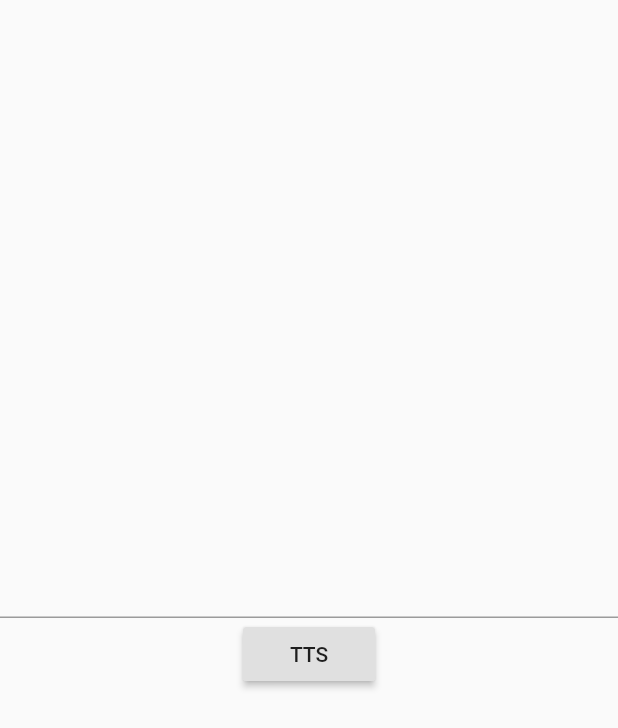
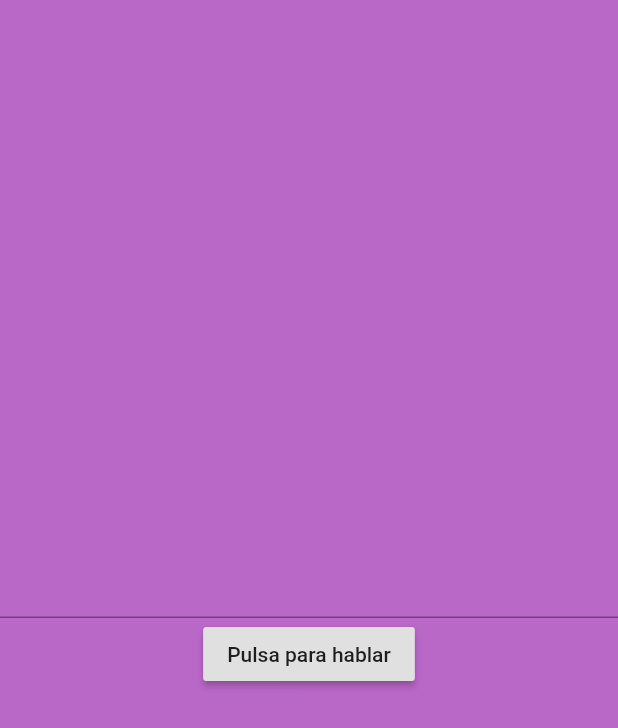
Before and after one commit to sercho80/tts_dart, a Flutter app: the screen it shows after launch, on a phone screen of 412 x 824 dp. Shown: the top 728 px of the screen. Run offline on Flutter 3.47's test engine with Material 2 defaults, Android fonts, the phone set to English and light mode, and no system bars; our stand-ins replace flutter_tts.

Commit message:
Se cambia el color de fondo, se modifica el texto del boton y se elimina la banda de depuracion

```diff
--- a/lib/main.dart
+++ b/lib/main.dart
@@ -10,7 +10,9 @@ class TheApp extends StatelessWidget {
     return MaterialApp(
       home: Scaffold(
         body: MyApp(),
+        backgroundColor: Colors.purple[300],
       ),
+      debugShowCheckedModeBanner: false,
     );
   }
 }
@@ -35,7 +37,7 @@ class MyApp extends StatelessWidget {
             controller: txt,
           ),
           RaisedButton(
-            child: Text("TTS"),
+            child: Text("Pulsa para hablar"),
             onPressed: () => _speak(txt.text),
           ),
         ]));
```
Also changed, not shown: 1 other file.
